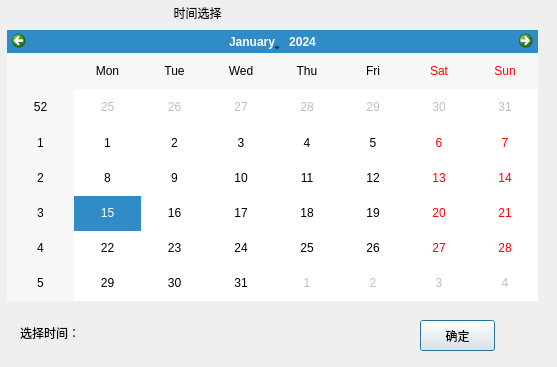
Old version of the form BusBar-Qt/logs/logcom/logcalendardlg.ui in the repository luozhiyong131/BusBar.
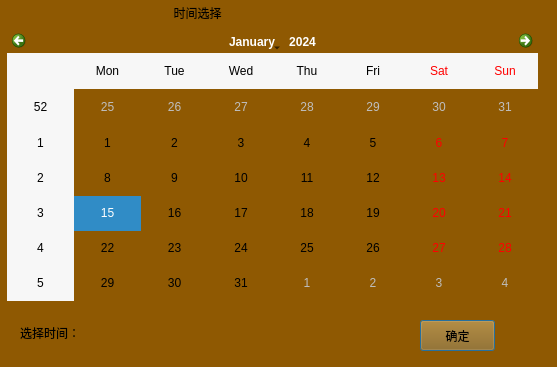
New version of the form.

Patch:
```diff
--- a/BusBar-Qt/logs/logcom/logcalendardlg.ui
+++ b/BusBar-Qt/logs/logcom/logcalendardlg.ui
@@ -13,6 +13,9 @@
   <property name="windowTitle">
    <string>Dialog</string>
   </property>
+  <property name="styleSheet">
+   <string notr="true">background-color: rgb(143, 89, 2);</string>
+  </property>
   <widget class="QLabel" name="label">
    <property name="geometry">
     <rect>
```
